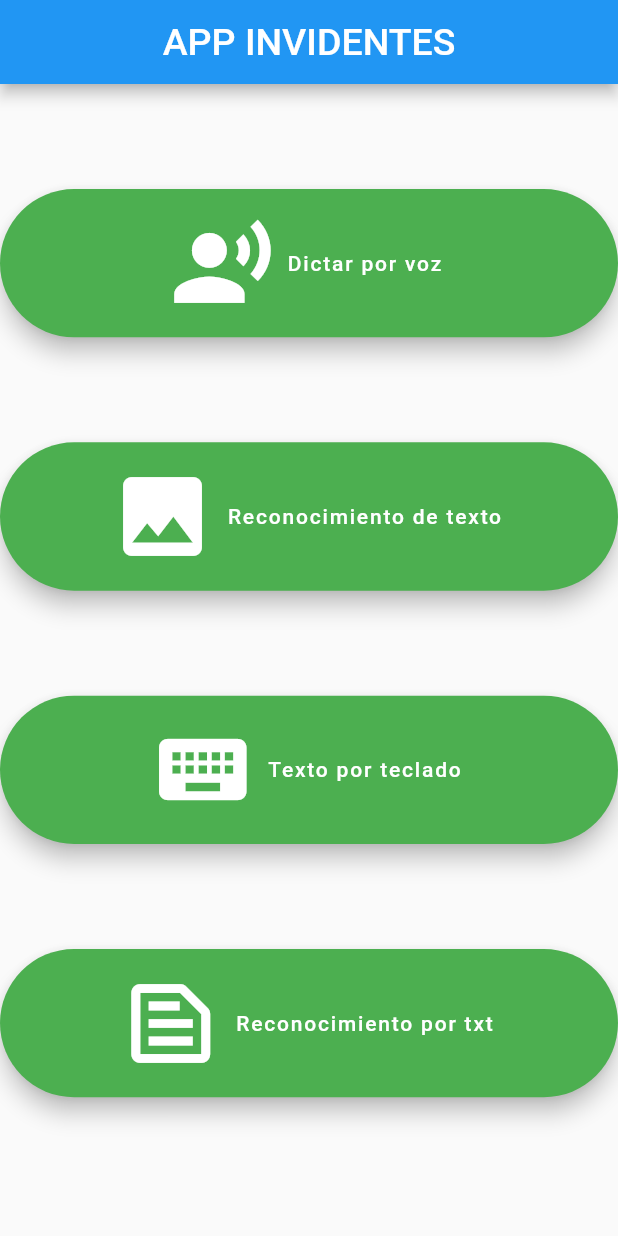
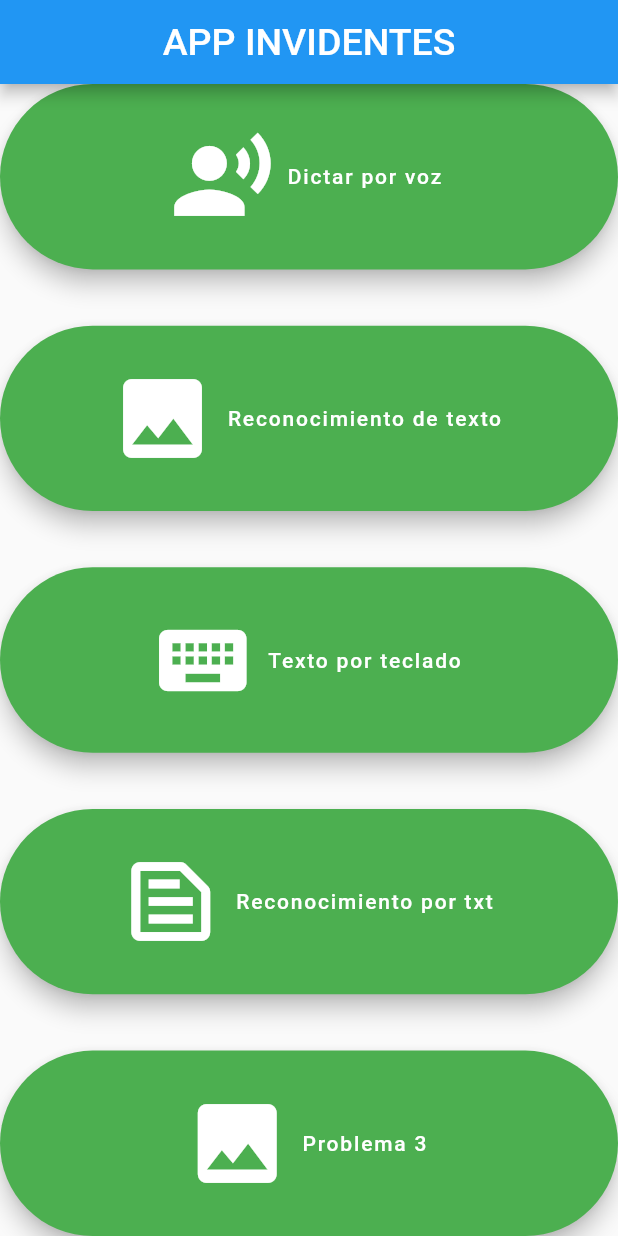
Before and after one commit to anbitto/SM_app_invidentes, a Flutter app: the screen it shows after launch, on a phone screen of 412 x 824 dp. Run offline on Flutter 3.47's test engine with Material 2 defaults, Android fonts, the phone set to English and light mode, and no system bars; our stand-ins replace file_picker, image_picker, open_file; Roboto replaces fonts that are missing (Glacial Indifference).

Commit message:
Problema 3

```diff
--- a/lib/main.dart
+++ b/lib/main.dart
@@ -59,21 +59,21 @@ class _MyHomePageState extends State<MyHomePage> {
           style: TextStyle(fontSize: 25.0, fontFamily: 'Glacial Indifference'),
         ),
       ),
-      body: SingleChildScrollView(
-        child: Column(
-          children: <Widget>[
-            Padding(
-              padding: EdgeInsets.symmetric(
-                  horizontal: 00.0, vertical: 70.0),
-              child: Container(
-                height: MediaQuery.of(context).size.height * 0.12,
+      body: Column(
+        mainAxisAlignment: MainAxisAlignment.spaceBetween,
+        children: [
+          Row(
+            mainAxisAlignment: MainAxisAlignment.spaceAround,
+            children: [
+              SizedBox(
+                height: MediaQuery.of(context).size.height * 0.15,
                 width: MediaQuery.of(context).size.width * 1,
                 child: FloatingActionButton.extended(
                   heroTag: Text('Dictar por voz'),
                   label: Text('Dictar por voz'),
                   foregroundColor: Colors.white,
                   backgroundColor: Colors.green,
-                  icon: Icon(
+                  icon: const Icon(
                     Icons.record_voice_over,
                     size: 70.0,
                   ),
@@ -86,19 +86,20 @@ class _MyHomePageState extends State<MyHomePage> {
                   },
                 ),
               ),
-            ),
-            Padding(
-              padding: EdgeInsets.symmetric(
-                  horizontal: 00.0, vertical: 00.0),
-              child: Container(
-                height: MediaQuery.of(context).size.height * 0.12,
+            ],
+          ),
+          Row(
+            mainAxisAlignment: MainAxisAlignment.spaceAround,
+            children: [
+              SizedBox(
+                height: MediaQuery.of(context).size.height * 0.15,
                 width: MediaQuery.of(context).size.width * 1,
                 child: FloatingActionButton.extended(
                   heroTag: Text('Reconocimiento de texto'),
                   label: Text('Reconocimiento de texto'),
                   foregroundColor: Colors.white,
                   backgroundColor: Colors.green,
-                  icon: Icon(
+                  icon: const Icon(
                     Icons.image,
                     size: 70.0,
                   ),
@@ -111,19 +112,20 @@ class _MyHomePageState extends State<MyHomePage> {
                   },
                 ),
               ),
-            ),
-            Padding(
-              padding: EdgeInsets.symmetric(
-                  horizontal: 00.0, vertical: 70.0),
-              child: Container(
-                height: MediaQuery.of(context).size.height * 0.12,
+            ],
+          ),
+          Row(
+            mainAxisAlignment: MainAxisAlignment.spaceAround,
+            children: [
+              SizedBox(
+                height: MediaQuery.of(context).size.height * 0.15,
                 width: MediaQuery.of(context).size.width * 1,
                 child: FloatingActionButton.extended(
                   heroTag: Text('Texto por teclado'),
                   label: Text('Texto por teclado'),
                   foregroundColor: Colors.white,
                   backgroundColor: Colors.green,
-                  icon: Icon(
+                  icon: const Icon(
                     Icons.keyboard,
                     size: 70.0,
                   ),
@@ -136,19 +138,20 @@ class _MyHomePageState extends State<MyHomePage> {
                   },
                 ),
               ),
-            ),
-            Padding(
-              padding: EdgeInsets.symmetric(
-                  horizontal: 00.0, vertical: 00.0),
-              child: Container(
-                height: MediaQuery.of(context).size.height * 0.12,
+            ],
+          ),
+          Row(
+            mainAxisAlignment: MainAxisAlignment.spaceAround,
+            children: [
+              SizedBox(
+                height: MediaQuery.of(context).size.height * 0.15,
                 width: MediaQuery.of(context).size.width * 1,
                 child: FloatingActionButton.extended(
                   heroTag: Text('Reconocimiento por txt'),
                   label: Text('Reconocimiento por txt'),
                   foregroundColor: Colors.white,
                   backgroundColor: Colors.green,
-                  icon: Icon(
+                  icon: const Icon(
                     Icons.text_snippet_outlined,
                     size: 70.0,
                   ),
@@ -161,10 +164,36 @@ class _MyHomePageState extends State<MyHomePage> {
                   },
                 ),
               ),
-            ),
+            ],
+          ),
+          Row(
+            mainAxisAlignment: MainAxisAlignment.spaceAround,
+            children: [
+              SizedBox(
+                height: MediaQuery.of(context).size.height * 0.15,
+                width: MediaQuery.of(context).size.width * 1,
+                child: FloatingActionButton.extended(
+                  heroTag: Text('Problema 3'),
+                  label: Text('Problema 3'),
+                  foregroundColor: Colors.white,
+                  backgroundColor: Colors.green,
+                  icon: const Icon(
+                    Icons.image,
+                    size: 70.0,
+                  ),
+                  onPressed: () {
+                    Navigator.of(context).push(
+                      MaterialPageRoute<void>(
+                        builder: (context) => texto(),
+                      ),
+                    );
+                  },
+                ),
+              ),
+            ],
+          ),
           ],
         ),
-      ),
     );
   }
 }
```
